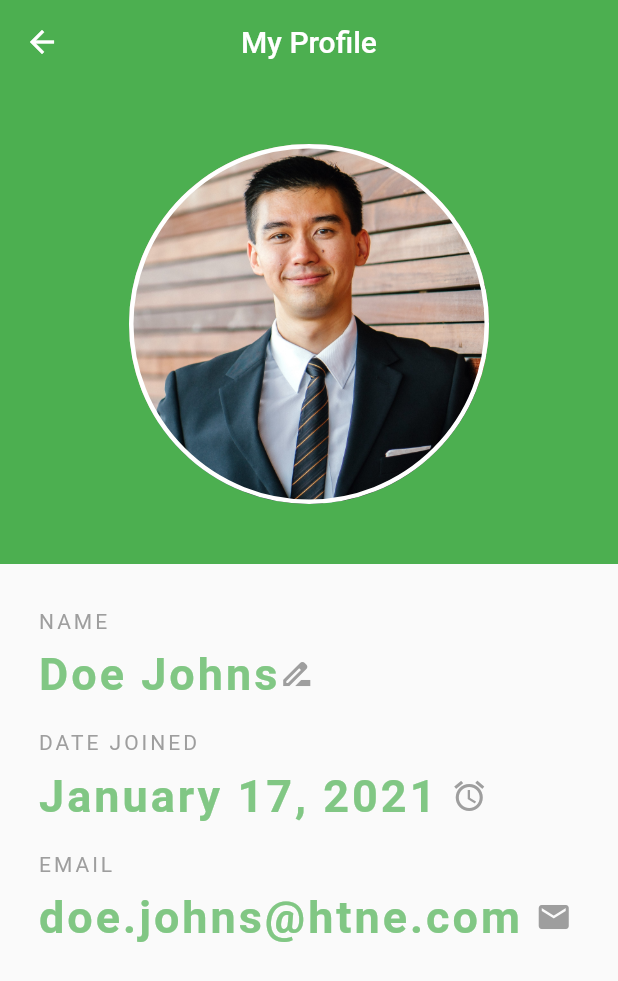
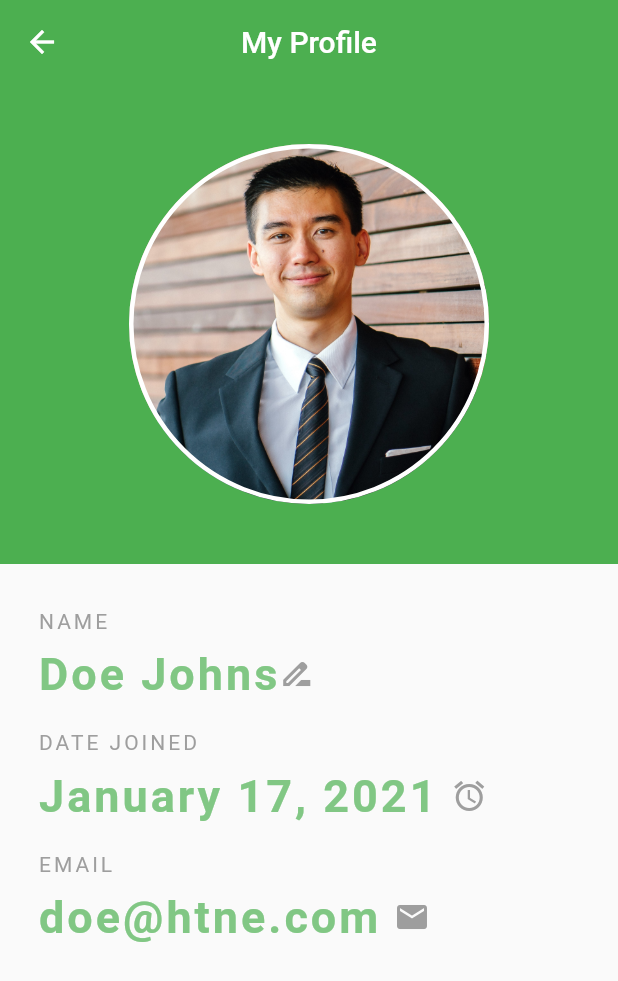
Before and after one commit to Amarygdala/wood_walk, a Flutter app: the Profile screen opened by its route, on a phone screen of 412 x 824 dp. Shown: the top 981 px of the screen. Run offline on Flutter 3.47's test engine with Material 2 defaults, Android fonts, the light colour scheme and no system bars; our stand-ins replace liquid_progress_indicator, pedometer; missing offline and left inert: weather_widget.

Commit message:
name e-mail

```diff
--- a/lib/profile.dart
+++ b/lib/profile.dart
@@ -106,7 +106,7 @@ class Profile extends StatelessWidget {
                   Row(
                   children: <Widget>[
                     Text(
-                      'doe.johns@htne.com ',
+                      'doe@htne.com ',
                       style: TextStyle(
                         color: Colors.green[300],
                         letterSpacing: 2.0,
```
